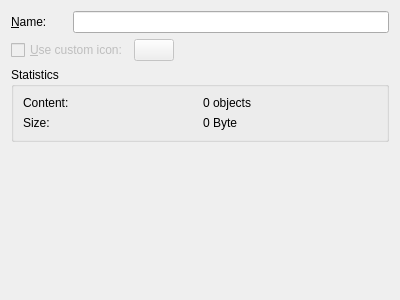
Before: the Qt Designer form collectiongeneralpropertiespage.ui in KDE/akonadi, drawn with Qt 5.
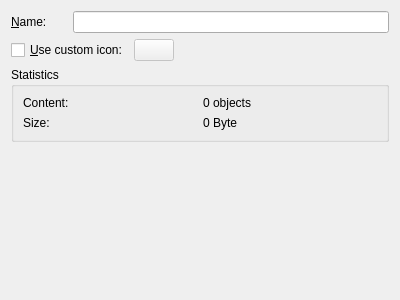
After: the same form once the commit is applied. Custom widgets are drawn as their Qt base class.

Commit message: Add CollectionDisplayAttribute and use it in the collection model. This allows to have custom icons and translated labels for special folders such as inbox, outbox, etc.

Diff of the .ui file:
```diff
--- a/collectiongeneralpropertiespage.ui
+++ b/collectiongeneralpropertiespage.ui
@@ -25,9 +25,6 @@
    </item>
    <item row="1" column="0" colspan="2" >
     <widget class="QCheckBox" name="customIconCheckbox" >
-     <property name="enabled" >
-      <bool>false</bool>
-     </property>
      <property name="text" >
       <string>&amp;Use custom icon:</string>
      </property>
```
Left out of the diff: 6 changed lines with no effect on the pictures. The commit also changes 7 other files.
